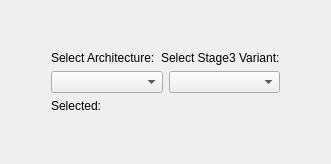
This is src/modules/stagechoose/StageChoosePage.ui in TableFlipper9/calamares as Qt 5 draws it before an edit. The edited form follows.
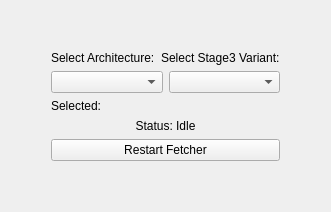
This is the edited form.

Commit message: rewrote stagechooser for async fetch so the ui doesnt freeze

Diff of the .ui file:
```diff
--- a/src/modules/stagechoose/StageChoosePage.ui
+++ b/src/modules/stagechoose/StageChoosePage.ui
@@ -74,6 +74,28 @@
          </property>
         </widget>
        </item>
+       <!-- New Status Label -->
+       <item>
+        <widget class="QLabel" name="fetcherStatusLabel">
+         <property name="text">
+          <string>Status: Idle</string>
+         </property>
+         <property name="alignment">
+          <set>Qt::AlignCenter</set>
+         </property>
+        </widget>
+       </item>
+       <!-- New Restart Button -->
+       <item>
+        <widget class="QPushButton" name="restartFetcherButton">
+         <property name="text">
+          <string>Restart Fetcher</string>
+         </property>
+         <property name="visible">
+          <bool>false</bool>
+         </property>
+        </widget>
+       </item>
       </layout>
      </item>
      <item>
```
The commit also changes 6 other files.
